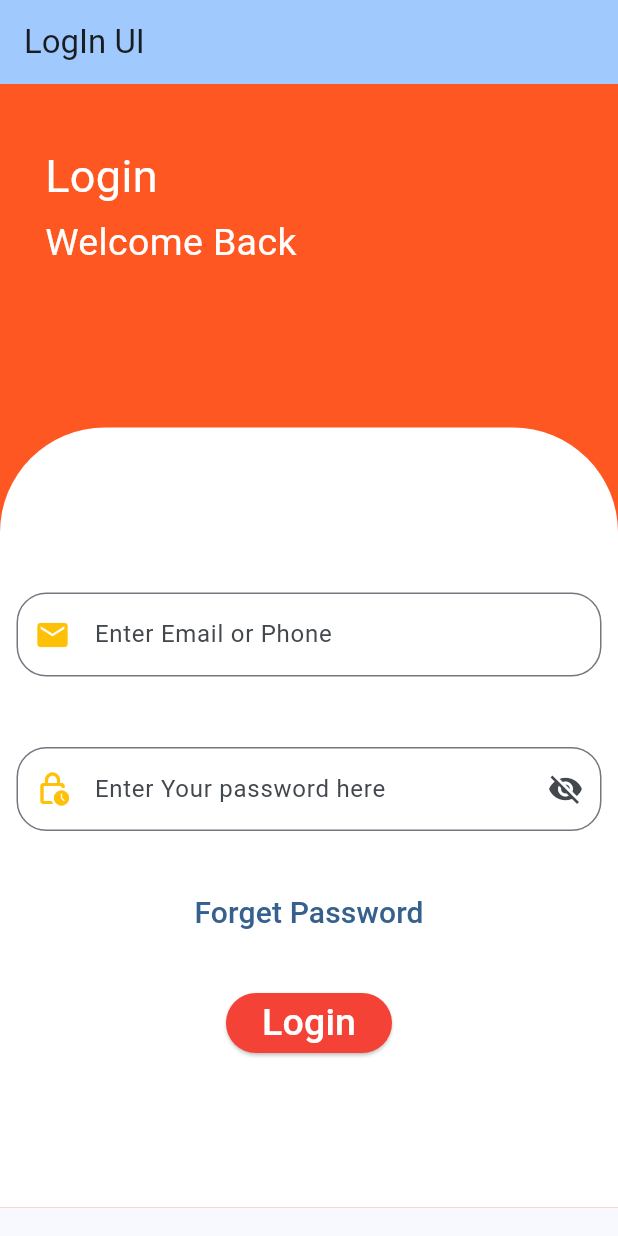
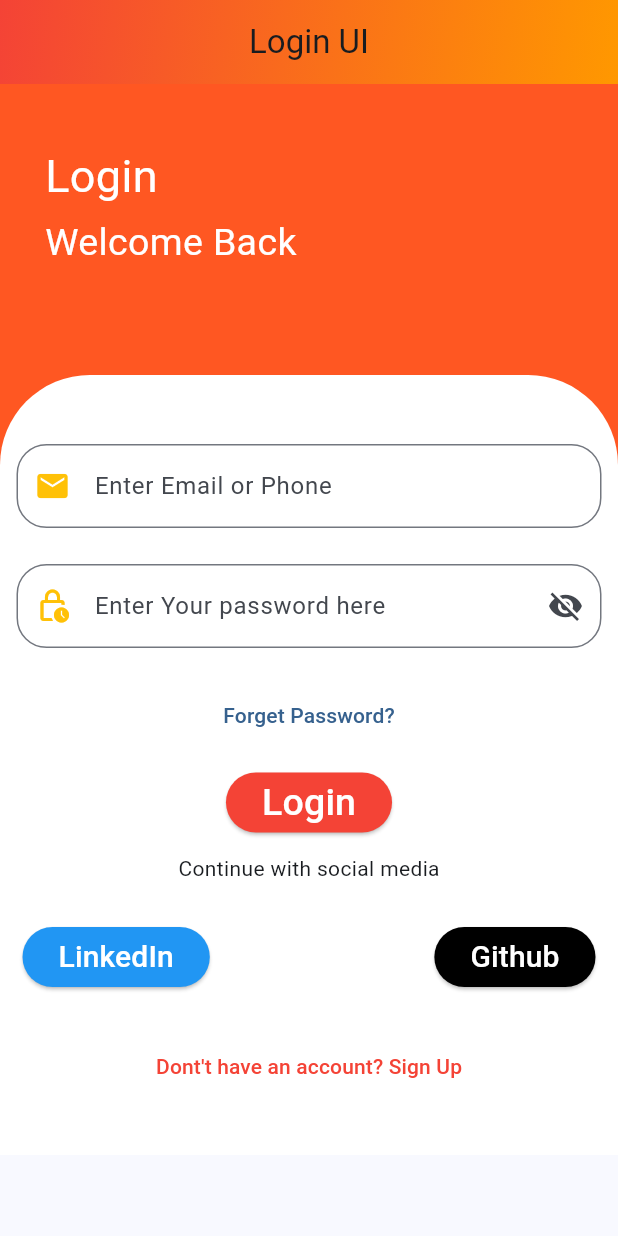
Before and after one commit to ManishS72/Login-UI, a Flutter app: the screen it shows after launch, on a phone screen of 412 x 824 dp. Run offline on Flutter 3.47's test engine with Material 3 defaults, Android fonts, the phone set to English and light mode, and no system bars.

Commit message:
Finally My Login page is Completed

```diff
--- a/lib/main.dart
+++ b/lib/main.dart
@@ -43,9 +43,16 @@ class _MyHomePageState extends State<MyHomePage> {
   Widget build(BuildContext context) {
     return Scaffold(
       appBar: AppBar(
-        backgroundColor: Theme.of(context).colorScheme.inversePrimary,
-
-        title: Text(widget.title),
+       title: Text("Login UI"),
+       centerTitle: true,
+       flexibleSpace: Container(
+        decoration: BoxDecoration(
+          gradient: LinearGradient(colors: [Colors.red,Colors.orange],
+          begin: Alignment.topLeft,
+          end: Alignment.bottomRight,
+          ),
+        ),
+       ),
       ),
       body: SingleChildScrollView(
         child: Container(
@@ -73,15 +80,15 @@ class _MyHomePageState extends State<MyHomePage> {
               ),
               Center(
                 child: Padding(
-                  padding: EdgeInsets.only(top: 105),
+                  padding: EdgeInsets.only(top: 70),
                   child: Container(
                     width: double.infinity,
                     height: 520,
                     decoration: BoxDecoration(
                       color: Colors.white,
                       borderRadius: BorderRadius.only(
-                        topLeft: Radius.circular(70),
-                        topRight: Radius.circular(70),
+                        topLeft: Radius.circular(60),
+                        topRight: Radius.circular(60),
                       ),
                     ),
                     child: Column(
@@ -115,7 +122,7 @@ class _MyHomePageState extends State<MyHomePage> {
                           ),
                         ),
 
-                        SizedBox(height: 25),
+                        SizedBox(height:2),
 
                         Center(
                           child: Padding(
@@ -149,19 +156,18 @@ class _MyHomePageState extends State<MyHomePage> {
                             ),
                           ),
                         ),
-                        SizedBox(height: 20),
+                        SizedBox(height:10),
 
                         TextButton(
                           onPressed: () {
                             print("Forget Password");
                           },
                           child: Text(
-                            "Forget Password",
-                            style: TextStyle(fontSize: 20),
+                            "Forget Password?",
                           ),
                         ),
 
-                        SizedBox(height: 25),
+                        SizedBox(height:10),
 
                         ElevatedButton(
                           onPressed: () {
@@ -180,6 +186,59 @@ class _MyHomePageState extends State<MyHomePage> {
                             style: TextStyle(color: Colors.white, fontSize: 25),
                           ),
                         ),
+
+                        SizedBox(height:10),
+                        Text(
+                          "Continue with social media"
+                        ),
+
+                        SizedBox(height: 10),
+
+                        Padding(
+                          padding: const EdgeInsets.all(15),
+                          child: Row(
+                            mainAxisAlignment: MainAxisAlignment.spaceBetween,
+                            children: [
+                              ElevatedButton(onPressed: (){
+
+                              },
+                              style: ElevatedButton.styleFrom(
+                                backgroundColor: Colors.blue,
+                              ),
+                               child: Text(
+                                "LinkedIn",
+                                style: TextStyle(
+                                  color: Colors.white,
+                                  fontSize: 20,
+                                ),
+                               ),
+                               ),
+
+                               ElevatedButton(onPressed: (){},
+                               style: ElevatedButton.styleFrom(
+                                backgroundColor: Colors.black,
+                               ),
+                                child: Text(
+                                  "Github",
+                                  style: TextStyle(
+                                    color: Colors.white,
+                                    fontSize: 20,
+                                  ),
+                                ),
+                                ),
+                            ],
+                          ),
+                        ),
+
+                        SizedBox(height:10),
+                        TextButton(onPressed: (){},
+                        child:Text(
+                          "Dont't have an account? Sign Up",
+                          style: TextStyle(
+                            color: Colors.red,
+                          ),
+                        ),
+                        ),
                       ],
                     ),
                   ),
```
